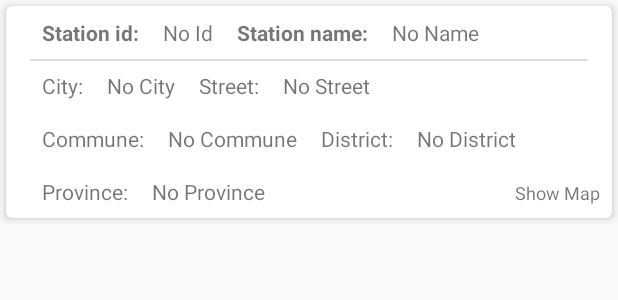
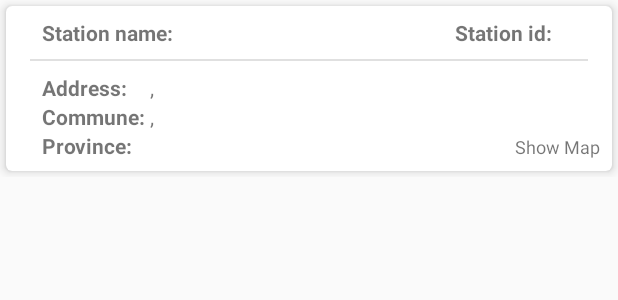
Before and after one commit to robertbuda/Stacje-Pomiarowe-Powietrza-PL, an Android app: the layout item_station.xml on its own in the app's theme, with its tools: preview values and no code run, on a phone screen of 412 x 824 dp. Shown: the top 300 px of the screen. Run offline under Robolectric (Android 15) with nearby library versions, the phone set to English and light mode, and no system bars; network calls fail.

Commit message:
Change view in ItemView

```diff
--- a/app/src/main/res/layout/item_station.xml
+++ b/app/src/main/res/layout/item_station.xml
@@ -20,17 +20,35 @@
         card_view:cardElevation="4dp"
         >
 
-
     <android.support.constraint.ConstraintLayout
         android:layout_width="match_parent"
         android:layout_height="wrap_content">
-
 
         <TextView
             android:id="@+id/station_id_text"
             android:layout_width="wrap_content"
             android:layout_height="wrap_content"
-            android:text="Station id:"
+            android:text="@string/station_id"
+            android:textStyle="bold"
+            android:padding="8dp"
+            card_view:layout_constraintEnd_toStartOf="@id/station_id"
+            card_view:layout_constraintTop_toTopOf="parent"
+            />
+
+        <TextView
+            android:id="@+id/station_id"
+            android:layout_width="wrap_content"
+            android:layout_height="wrap_content"
+            android:padding="8dp"
+            card_view:layout_constraintEnd_toEndOf="@id/lineDivider"
+            card_view:layout_constraintTop_toTopOf="parent"
+            />
+
+        <TextView
+            android:id="@+id/station_name_text"
+            android:layout_width="wrap_content"
+            android:layout_height="wrap_content"
+            android:text="@string/station_name"
             android:textStyle="bold"
             android:padding="8dp"
             card_view:layout_constraintStart_toStartOf="@id/lineDivider"
@@ -38,31 +56,9 @@
             />
 
         <TextView
-            android:id="@+id/station_id"
-            android:layout_width="wrap_content"
-            android:layout_height="wrap_content"
-            android:text="No Id"
-            android:padding="8dp"
-            card_view:layout_constraintStart_toEndOf="@id/station_id_text"
-            card_view:layout_constraintTop_toTopOf="parent"
-            />
-
-        <TextView
-            android:id="@+id/station_name_text"
-            android:layout_width="wrap_content"
-            android:layout_height="wrap_content"
-            android:text="Station name:"
-            android:textStyle="bold"
-            android:padding="8dp"
-            card_view:layout_constraintStart_toEndOf="@id/station_id"
-            card_view:layout_constraintTop_toTopOf="parent"
-            />
-
-        <TextView
             android:id="@+id/station_name"
             android:layout_width="wrap_content"
             android:layout_height="wrap_content"
-            android:text="No Name"
             android:padding="8dp"
             card_view:layout_constraintStart_toEndOf="@id/station_name_text"
             card_view:layout_constraintTop_toTopOf="parent"
@@ -80,64 +76,53 @@
             card_view:layout_constraintTop_toBottomOf="@id/station_id"
             />
 
+
         <TextView
             android:id="@+id/station_city_text"
             android:layout_width="wrap_content"
             android:layout_height="wrap_content"
-            android:text="City:"
-            android:padding="8dp"
-            android:layout_marginStart="16dp"
-            card_view:layout_constraintStart_toStartOf="parent"
-            card_view:layout_constraintTop_toBottomOf="@id/station_name_text"
+            android:text="Address: "
+            android:textStyle="bold"
+            card_view:layout_constraintStart_toStartOf="@id/station_name_text"
+            card_view:layout_constraintTop_toBottomOf="@id/lineDivider"
+            android:layout_marginTop="8dp"
+            android:layout_marginStart="8dp"
             />
-
         <TextView
             android:id="@+id/station_city_name"
             android:layout_width="wrap_content"
             android:layout_height="wrap_content"
-            android:text="No City"
-            android:padding="8dp"
-            card_view:layout_constraintStart_toEndOf="@id/station_city_text"
-            card_view:layout_constraintTop_toBottomOf="@id/station_name_text"
-            />
+            card_view:layout_constraintStart_toEndOf="@id/commune_name_text"
+            card_view:layout_constraintBaseline_toBaselineOf="@id/station_city_text"            />
+
 
         <TextView
             android:id="@+id/station_street_text"
             android:layout_width="wrap_content"
             android:layout_height="wrap_content"
-            android:text="Street:"
-            android:padding="8dp"
+            android:text=", "
             card_view:layout_constraintStart_toEndOf="@id/station_city_name"
-            card_view:layout_constraintTop_toBottomOf="@id/station_name_text"
-            />
-
+            card_view:layout_constraintBaseline_toBaselineOf="@id/station_city_text" />
         <TextView
             android:id="@+id/station_street"
             android:layout_width="wrap_content"
             android:layout_height="wrap_content"
-            android:text="No Street"
-            android:padding="8dp"
             card_view:layout_constraintStart_toEndOf="@id/station_street_text"
-            card_view:layout_constraintTop_toBottomOf="@id/station_name_text"
-            />
+            card_view:layout_constraintBaseline_toBaselineOf="@id/station_city_text" />
 
         <TextView
             android:id="@+id/commune_name_text"
             android:layout_width="wrap_content"
             android:layout_height="wrap_content"
-            android:text="Commune:"
-            android:padding="8dp"
-            android:layout_marginStart="16dp"
-            card_view:layout_constraintStart_toStartOf="parent"
+            android:text="Commune: "
+            android:textStyle="bold"
+            card_view:layout_constraintStart_toStartOf="@id/station_city_text"
             card_view:layout_constraintTop_toBottomOf="@id/station_city_text"
             />
-
         <TextView
             android:id="@+id/commune_name"
             android:layout_width="wrap_content"
             android:layout_height="wrap_content"
-            android:text="No Commune"
-            android:padding="8dp"
             card_view:layout_constraintStart_toEndOf="@id/commune_name_text"
             card_view:layout_constraintTop_toBottomOf="@id/station_city_text"
             />
@@ -146,18 +131,14 @@
             android:id="@+id/district_name_text"
             android:layout_width="wrap_content"
             android:layout_height="wrap_content"
-            android:text="District:"
-            android:padding="8dp"
+            android:text=", "
             card_view:layout_constraintStart_toEndOf="@id/commune_name"
             card_view:layout_constraintTop_toBottomOf="@id/station_city_text"
             />
-
         <TextView
             android:id="@+id/district_name"
             android:layout_width="wrap_content"
             android:layout_height="wrap_content"
-            android:text="No District"
-            android:padding="8dp"
             card_view:layout_constraintStart_toEndOf="@id/district_name_text"
             card_view:layout_constraintTop_toBottomOf="@id/station_city_text"
             />
@@ -166,29 +147,25 @@
             android:id="@+id/province_name_text"
             android:layout_width="wrap_content"
             android:layout_height="wrap_content"
-            android:text="Province:"
-            android:padding="8dp"
-            android:layout_marginStart="16dp"
-            card_view:layout_constraintStart_toStartOf="parent"
+            android:text="Province: "
+            android:textStyle="bold"
+            card_view:layout_constraintStart_toStartOf="@id/commune_name_text"
             card_view:layout_constraintTop_toBottomOf="@id/commune_name_text"
             />
-
         <TextView
             android:id="@+id/province_name"
             android:layout_width="wrap_content"
             android:layout_height="wrap_content"
-            android:text="No Province"
-            android:padding="8dp"
-            card_view:layout_constraintStart_toEndOf="@id/province_name_text"
-            card_view:layout_constraintTop_toBottomOf="@id/commune_name_text"
-            />
+            card_view:layout_constraintStart_toStartOf="@id/commune_name"
+            card_view:layout_constraintBaseline_toBaselineOf="@id/province_name_text"            />
+
 
         <TextView
             android:id="@+id/textShowMap"
             card_view:layout_constraintEnd_toEndOf="parent"
             card_view:layout_constraintBaseline_toBaselineOf="@id/province_name"
-            android:text="Show Map"
-            android:textSize="12dp"
+            android:text="@string/show_map"
+            android:textSize="12sp"
             android:padding="8dp"
             android:layout_width="wrap_content"
             android:layout_height="wrap_content" />
@@ -203,7 +180,6 @@
             card_view:layout_constraintStart_toStartOf="parent"
             card_view:layout_constraintTop_toBottomOf="@id/province_name_text"
             map:uiZoomControls="true"
-
             />
 
     </android.support.constraint.ConstraintLayout>
--- a/app/src/main/res/values/strings.xml
+++ b/app/src/main/res/values/strings.xml
@@ -6,4 +6,14 @@
 
     <!-- TODO: Remove or change this placeholder text -->
     <string name="hello_blank_fragment">Hello blank fragment</string>
+    <string name="show_map">Show Map</string>
+    <string name="hide_map">Hide Map</string>
+    <string name="station_id">Station id: </string>
+    <string name="station_name">Station name: </string>
+    <string name="address">Address: </string>
+    <string name="street">Street: </string>
+    <string name="commune">Commune: </string>
+    <string name="district">District: </string>
+    <string name="province">Province: </string>
+    <string name="commune1">Commune:</string>
 </resources>
```
Also changed, not shown: app/src/main/java/com/rb/stacjepomiarowepowietrzapl/MapsActivity.java (+22 -9 lines), app/src/main/java/com/rb/stacjepomiarowepowietrzapl/StationAdapter.java (+43 -70 lines).
